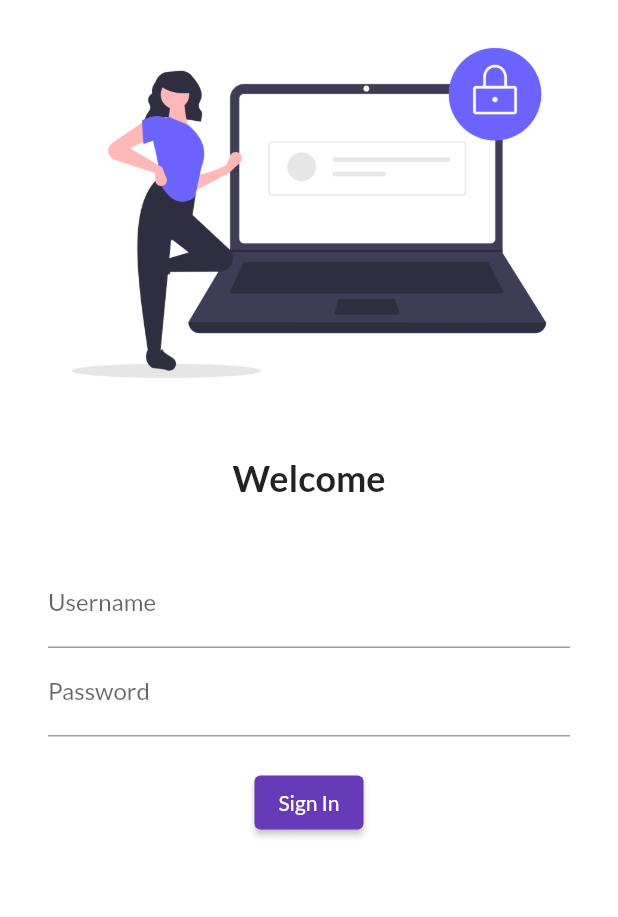
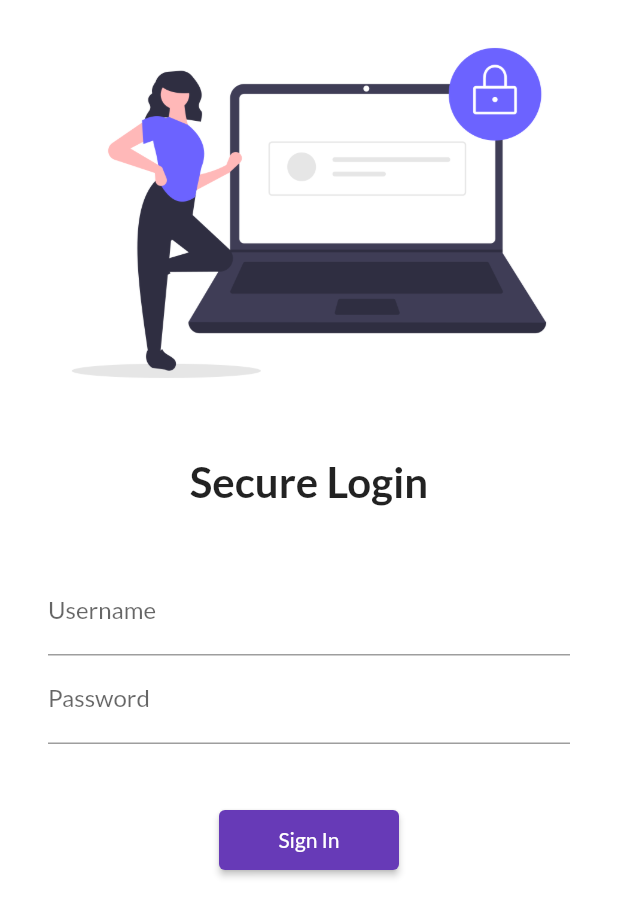
Before and after one commit to Nitikesh0922/30daysofflutter, a Flutter app: the screen it shows after launch, on a phone screen of 412 x 824 dp. Shown: the top 917 px of the screen. Run offline on Flutter 3.47's test engine with Material 2 defaults, Android fonts, the phone set to English and light mode, and no system bars; our stand-ins replace google_fonts.

Commit message:
day5 completed

```diff
--- a/lib/main.dart
+++ b/lib/main.dart
@@ -3,6 +3,7 @@
 import 'package:flutter/material.dart';
 import 'package:flutter_catalog/pages/home_page.dart';
 import 'package:flutter_catalog/pages/login_page.dart';
+import 'package:flutter_catalog/utils/routes.dart';
 import 'pages/home_page.dart';
 import 'package:google_fonts/google_fonts.dart';
 
@@ -18,15 +19,17 @@ class MyApp extends StatelessWidget {
   Widget build(BuildContext context) {
     return MaterialApp(
       //home: HomePage(),
+      //debugShowCheckedModeBanner: false, //for debug banner remove on developement time
       themeMode: ThemeMode.light,
       theme: ThemeData(
           primarySwatch: Colors.deepPurple,
           fontFamily: GoogleFonts.lato().fontFamily),
       darkTheme: ThemeData(brightness: Brightness.dark),
+      initialRoute: "/",
       routes: {
         "/": (context) => LoginPage(),
-        "/home": (context) => HomePage(),
-        "/login": (context) => LoginPage()
+        MyRoutes.homeRoute: (context) => HomePage(),
+        MyRoutes.loginRoute: (context) => LoginPage()
       },
     );
   }
--- a/lib/pages/login_page.dart
+++ b/lib/pages/login_page.dart
@@ -1,6 +1,7 @@
 // ignore_for_file: prefer_const_constructors
 
 import 'package:flutter/material.dart';
+import 'package:flutter_catalog/utils/routes.dart';
 
 class LoginPage extends StatelessWidget {
   const LoginPage({Key? key}) : super(key: key);
@@ -9,6 +10,7 @@ class LoginPage extends StatelessWidget {
   Widget build(BuildContext context) {
     return Material(
         color: Colors.white,
+        child: SingleChildScrollView(
           child: Column(
             children: [
               Image.asset(
@@ -19,9 +21,9 @@ class LoginPage extends StatelessWidget {
                 height: 20.0,
               ),
               Text(
-              "Welcome",
+                "Secure Login",
                 style: TextStyle(
-                fontSize: 24,
+                  fontSize: 28,
                   fontWeight: FontWeight.bold,
                 ),
               ),
@@ -29,8 +31,8 @@ class LoginPage extends StatelessWidget {
                 height: 20.0,
               ),
               Padding(
-              padding:
-                  const EdgeInsets.symmetric(vertical: 20.0, horizontal: 32.0),
+                padding: const EdgeInsets.symmetric(
+                    vertical: 20.0, horizontal: 32.0),
                 child: Column(
                   children: [
                     TextFormField(
@@ -47,19 +49,20 @@ class LoginPage extends StatelessWidget {
                       ),
                     ),
                     SizedBox(
-                    height: 20.0,
+                      height: 40.0,
                     ),
                     ElevatedButton(
                       child: Text("Sign In"),
-                    style: TextButton.styleFrom(),
+                      style: TextButton.styleFrom(minimumSize: Size(120, 40)),
                       onPressed: () {
-                      print("Hi TechnoStrap");
+                        Navigator.pushNamed(context, MyRoutes.homeRoute);
                       },
                     )
                   ],
                 ),
               )
             ],
+          ),
         ));
   }
 }
--- /dev/null
+++ b/lib/utils/routes.dart
@@ -0,0 +1,4 @@
+class MyRoutes {
+  static String loginRoute = "/login";
+  static String homeRoute = "/home";
+}
```
Lines whose indentation alone changed are shown as unchanged.
